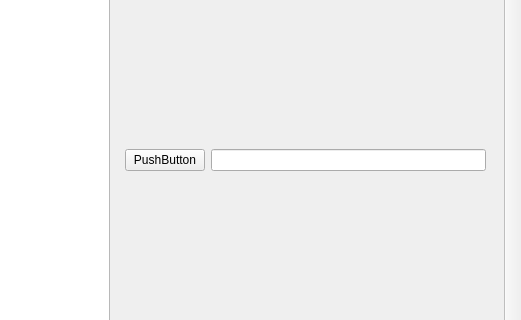
The window that dashboard/mainwindow.ui (Florence-Navet/inferno) describes before a commit, drawn with Qt 5; both pictures show x 279 to 800 and y 129 to 449 of the 800 by 600 pixel window.
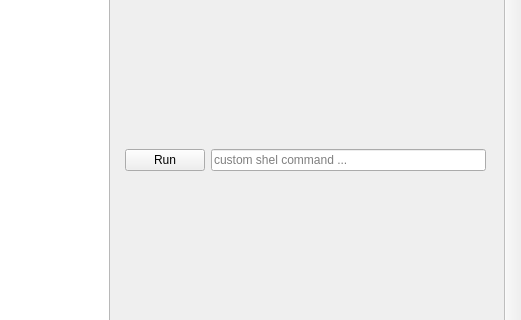
The same window after the commit.

Commit message: feat: label run button and command placeholder

The edit to the form file:
```diff
--- a/dashboard/mainwindow.ui
+++ b/dashboard/mainwindow.ui
@@ -26,12 +26,16 @@
          <item>
           <widget class="QPushButton" name="pushButton">
            <property name="text">
-            <string>PushButton</string>
+            <string>Run</string>
            </property>
           </widget>
          </item>
          <item>
-          <widget class="QLineEdit" name="lineEdit"/>
+          <widget class="QLineEdit" name="lineEdit">
+           <property name="placeholderText">
+            <string>custom shel command ...</string>
+           </property>
+          </widget>
          </item>
         </layout>
        </widget>
```
